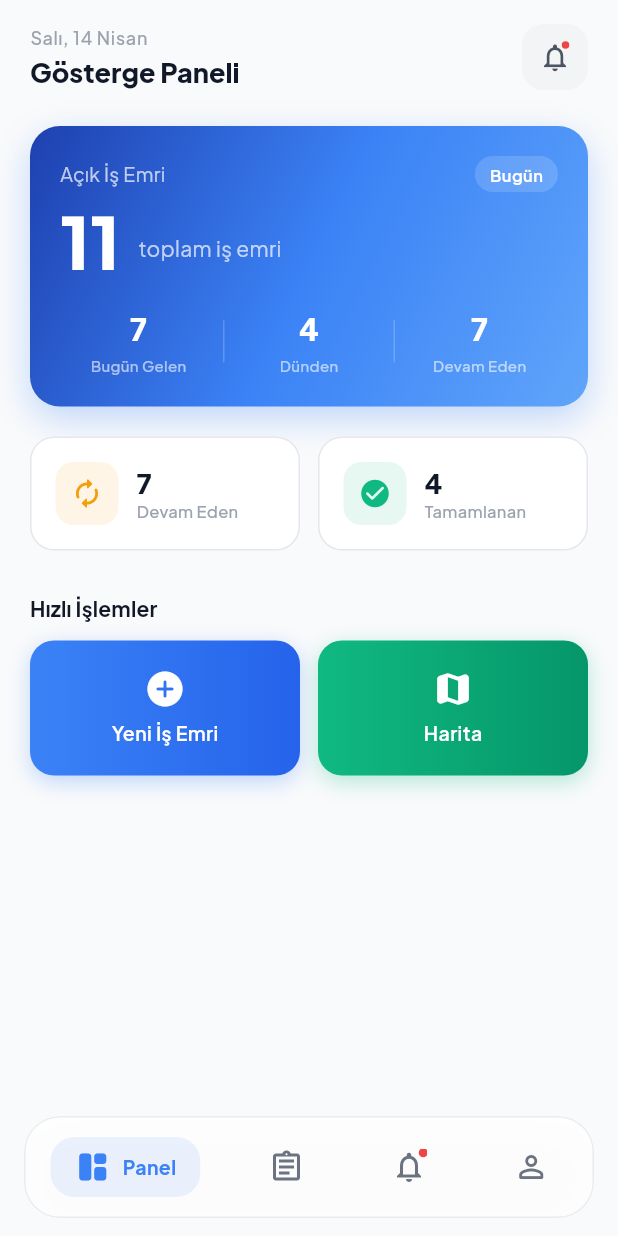
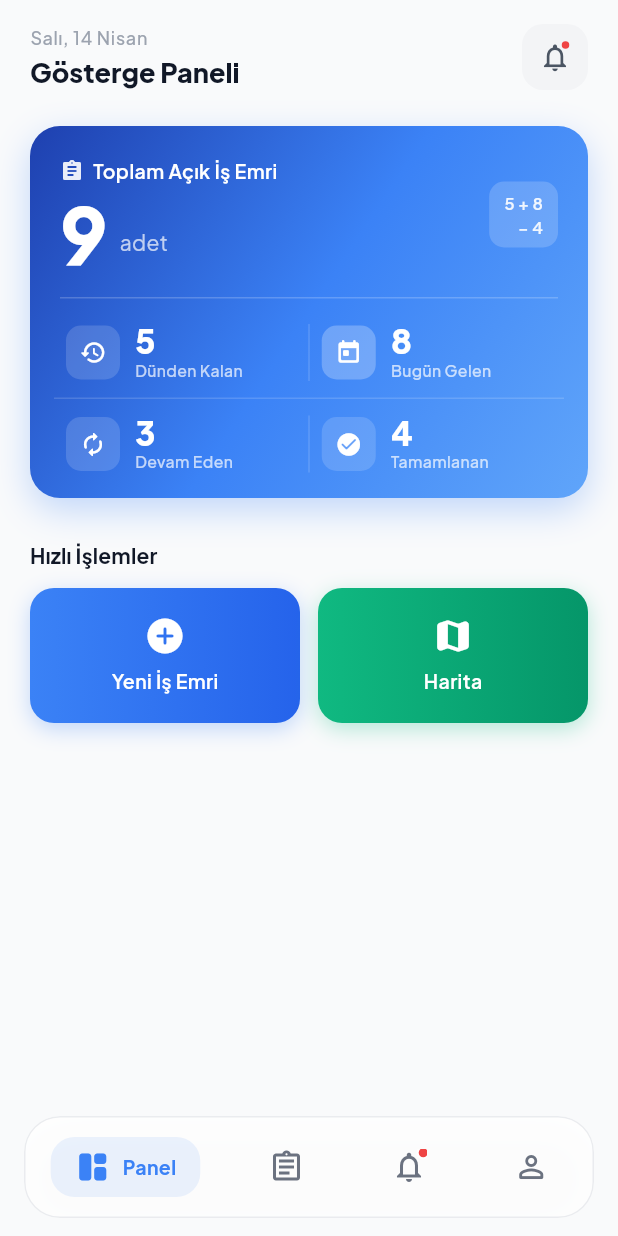
Before and after one commit to 2u3e/AdsumApp, a Flutter app: the HomeScreen screen opened by its route, on a phone screen of 412 x 824 dp. Run offline on Flutter 3.47's test engine with Material 3 defaults, Android fonts, the phone set to English and light mode, and no system bars; our stand-ins replace dio, flutter_riverpod, flutter_secure_storage, go_router, google_fonts, logger and 1 more; accounts and stored records are empty.

Commit message:
refactor: Consolidate dashboard stats into single gradient hero card
- DashboardStats: Demo values (yesterday=5, today=8, inProgress=3, completed=4)
  with computed total via formula (yesterday + today - completed = 9)
- Hero card redesign: Single gradient card shows all 5 metrics at a glance
  - Top section: Large total count with inline formula badge (5+8, -4)
  - Bottom: 2x2 grid with icon tiles for the 4 source counts
  - Dividers separate sections for visual clarity
  - "Bugün Gelen" highlighted as the most relevant incoming metric
- Removed redundant status cards below hero (merged into hero grid)

Co-Authored-By: Claude Opus 4.6 (1M context) <noreply@anthropic.com>

```diff
--- a/lib/features/home/presentation/screens/home_screen.dart
+++ b/lib/features/home/presentation/screens/home_screen.dart
@@ -26,7 +26,7 @@ class HomeScreen extends ConsumerWidget {
               children: [
                 const SizedBox(height: 16),
 
-                // Header: minimal, sadece tarih + bildirim
+                // Header
                 Padding(
                   padding: const EdgeInsets.symmetric(horizontal: 20),
                   child: Row(
@@ -51,7 +51,6 @@ class HomeScreen extends ConsumerWidget {
                           ),
                         ],
                       ),
-                      // Bildirim butonu
                       GestureDetector(
                         onTap: () {
                           final shell = StatefulNavigationShell.of(context);
@@ -92,106 +91,18 @@ class HomeScreen extends ConsumerWidget {
                 ),
                 const SizedBox(height: 24),
 
-                // Ana ozet karti - gradient
+                // Hero rapor karti - 5 veri
                 Padding(
                   padding: const EdgeInsets.symmetric(horizontal: 20),
-                  child: Container(
-                    padding: const EdgeInsets.all(20),
-                    decoration: BoxDecoration(
-                      gradient: const LinearGradient(
-                        begin: Alignment.topLeft,
-                        end: Alignment.bottomRight,
-                        colors: [Color(0xFF1E40AF), Color(0xFF3B82F6), Color(0xFF60A5FA)],
-                      ),
-                      borderRadius: BorderRadius.circular(20),
-                      boxShadow: [
-                        BoxShadow(
-                          color: AppColors.primary.withValues(alpha: 0.3),
-                          blurRadius: 20,
-                          offset: const Offset(0, 8),
-                        ),
-                      ],
-                    ),
-                    child: Column(
-                      children: [
-                        Row(
-                          mainAxisAlignment: MainAxisAlignment.spaceBetween,
-                          children: [
-                            const Text('Açık İş Emri', style: TextStyle(color: Colors.white70, fontSize: 13)),
-                            Container(
-                              padding: const EdgeInsets.symmetric(horizontal: 10, vertical: 4),
-                              decoration: BoxDecoration(
-                                color: Colors.white.withValues(alpha: 0.15),
-                                borderRadius: BorderRadius.circular(20),
-                              ),
-                              child: const Text('Bugün', style: TextStyle(color: Colors.white, fontSize: 11, fontWeight: FontWeight.w600)),
-                            ),
-                          ],
-                        ),
-                        const SizedBox(height: 8),
-                        Row(
-                          crossAxisAlignment: CrossAxisAlignment.end,
-                          children: [
-                            Text(
-                              '${stats.openCount}',
-                              style: const TextStyle(color: Colors.white, fontSize: 48, fontWeight: FontWeight.w800, height: 1),
-                            ),
-                            const SizedBox(width: 12),
-                            Padding(
-                              padding: const EdgeInsets.only(bottom: 8),
-                              child: Text(
-                                'toplam iş emri',
-                                style: TextStyle(color: Colors.white.withValues(alpha: 0.7), fontSize: 14),
-                              ),
-                            ),
-                          ],
-                        ),
-                        const SizedBox(height: 20),
-                        // Alt bar: 3 mini stat
-                        Row(
-                          children: [
-                            _MiniStat(value: '${stats.todayCount}', label: 'Bugün Gelen', color: Colors.white),
-                            _miniDivider(),
-                            _MiniStat(value: '${stats.yesterdayCount}', label: 'Dünden', color: Colors.white),
-                            _miniDivider(),
-                            _MiniStat(value: '${stats.inProgressCount}', label: 'Devam Eden', color: Colors.white),
-                          ],
-                        ),
-                      ],
-                    ),
-                  ),
-                ),
-                const SizedBox(height: 20),
-
-                // Durum kartlari - yatay
-                Padding(
-                  padding: const EdgeInsets.symmetric(horizontal: 20),
-                  child: Row(
-                    children: [
-                      Expanded(child: _StatusCard(
-                        icon: Icons.autorenew_rounded,
-                        label: 'Devam Eden',
-                        value: '${stats.inProgressCount}',
-                        color: AppColors.warning,
-                        isDark: isDark,
-                      )),
-                      const SizedBox(width: 12),
-                      Expanded(child: _StatusCard(
-                        icon: Icons.check_circle_rounded,
-                        label: 'Tamamlanan',
-                        value: '${stats.completedCount}',
-                        color: AppColors.success,
-                        isDark: isDark,
-                      )),
-                    ],
-                  ),
+                  child: _HeroStatsCard(stats: stats),
                 ),
                 const SizedBox(height: 28),
 
                 // Hizli islemler
                 Padding(
                   padding: const EdgeInsets.symmetric(horizontal: 20),
-                  child: Text('Hızlı İşlemler', style: Theme.of(context).textTheme.titleMedium?.copyWith(fontWeight: FontWeight.w700)),
+                  child: Text('Hızlı İşlemler',
+                      style: Theme.of(context).textTheme.titleMedium?.copyWith(fontWeight: FontWeight.w700)),
                 ),
                 const SizedBox(height: 12),
                 Padding(
@@ -228,75 +139,216 @@ class HomeScreen extends ConsumerWidget {
     const days = ['Pazartesi', 'Salı', 'Çarşamba', 'Perşembe', 'Cuma', 'Cumartesi', 'Pazar'];
     return '${days[now.weekday - 1]}, ${now.day} ${months[now.month - 1]}';
   }
+}
 
-  static Widget _miniDivider() {
+/// Hero kart - toplam ust, 4 mini stat altta 2x2 grid
+class _HeroStatsCard extends StatelessWidget {
+  final DashboardStats stats;
+  const _HeroStatsCard({required this.stats});
+
+  @override
+  Widget build(BuildContext context) {
+    return Container(
+      decoration: BoxDecoration(
+        gradient: const LinearGradient(
+          begin: Alignment.topLeft,
+          end: Alignment.bottomRight,
+          colors: [Color(0xFF1E40AF), Color(0xFF3B82F6), Color(0xFF60A5FA)],
+        ),
+        borderRadius: BorderRadius.circular(20),
+        boxShadow: [
+          BoxShadow(
+            color: AppColors.primary.withValues(alpha: 0.3),
+            blurRadius: 20,
+            offset: const Offset(0, 8),
+          ),
+        ],
+      ),
+      child: Column(
+        children: [
+          // Ust: toplam
+          Padding(
+            padding: const EdgeInsets.fromLTRB(20, 20, 20, 16),
+            child: Row(
+              crossAxisAlignment: CrossAxisAlignment.center,
+              children: [
+                // Sol: etiket + rakam
+                Expanded(
+                  child: Column(
+                    crossAxisAlignment: CrossAxisAlignment.start,
+                    children: [
+                      Row(
+                        children: [
+                          Icon(Icons.assignment_rounded, color: Colors.white.withValues(alpha: 0.9), size: 16),
+                          const SizedBox(width: 6),
+                          const Text(
+                            'Toplam Açık İş Emri',
+                            style: TextStyle(color: Colors.white, fontSize: 13, fontWeight: FontWeight.w600, letterSpacing: 0.3),
+                          ),
+                        ],
+                      ),
+                      const SizedBox(height: 6),
+                      Row(
+                        crossAxisAlignment: CrossAxisAlignment.end,
+                        children: [
+                          Text(
+                            '${stats.totalCount}',
+                            style: const TextStyle(
+                              color: Colors.white,
+                              fontSize: 52,
+                              fontWeight: FontWeight.w800,
+                              height: 1,
+                            ),
+                          ),
+                          const SizedBox(width: 8),
+                          Padding(
+                            padding: const EdgeInsets.only(bottom: 10),
+                            child: Text(
+                              'adet',
+                              style: TextStyle(color: Colors.white.withValues(alpha: 0.7), fontSize: 14),
+                            ),
+                          ),
+                        ],
+                      ),
+                    ],
+                  ),
+                ),
+                // Sag: formul bilgisi
+                Container(
+                  padding: const EdgeInsets.symmetric(horizontal: 10, vertical: 6),
+                  decoration: BoxDecoration(
+                    color: Colors.white.withValues(alpha: 0.18),
+                    borderRadius: BorderRadius.circular(10),
+                  ),
+                  child: Column(
+                    crossAxisAlignment: CrossAxisAlignment.end,
+                    children: [
+                      Text(
+                        '${stats.yesterdayCount} + ${stats.todayCount}',
+                        style: TextStyle(color: Colors.white.withValues(alpha: 0.9), fontSize: 11, fontWeight: FontWeight.w600),
+                      ),
+                      Text(
+                        '− ${stats.completedCount}',
+                        style: TextStyle(color: Colors.white.withValues(alpha: 0.9), fontSize: 11, fontWeight: FontWeight.w600),
+                      ),
+                    ],
+                  ),
+                ),
+              ],
+            ),
+          ),
+
+          // Ayirac cizgi
+          Container(
+            height: 1,
+            margin: const EdgeInsets.symmetric(horizontal: 20),
+            color: Colors.white.withValues(alpha: 0.2),
+          ),
+
+          // Alt: 4 stat 2x2 grid
+          Padding(
+            padding: const EdgeInsets.all(16),
+            child: Column(
+              children: [
+                Row(
+                  children: [
+                    _StatTile(
+                      icon: Icons.history_rounded,
+                      label: 'Dünden Kalan',
+                      value: stats.yesterdayCount,
+                    ),
+                    _verticalDivider(),
+                    _StatTile(
+                      icon: Icons.today_rounded,
+                      label: 'Bugün Gelen',
+                      value: stats.todayCount,
+                      isHighlighted: true,
+                    ),
+                  ],
+                ),
+                Padding(
+                  padding: const EdgeInsets.symmetric(vertical: 10),
+                  child: Container(height: 1, color: Colors.white.withValues(alpha: 0.15)),
+                ),
+                Row(
+                  children: [
+                    _StatTile(
+                      icon: Icons.autorenew_rounded,
+                      label: 'Devam Eden',
+                      value: stats.inProgressCount,
+                    ),
+                    _verticalDivider(),
+                    _StatTile(
+                      icon: Icons.check_circle_rounded,
+                      label: 'Tamamlanan',
+                      value: stats.completedCount,
+                    ),
+                  ],
+                ),
+              ],
+            ),
+          ),
+        ],
+      ),
+    );
+  }
+
+  Widget _verticalDivider() {
     return Container(
       width: 1,
-      height: 28,
-      margin: const EdgeInsets.symmetric(horizontal: 4),
-      color: Colors.white.withValues(alpha: 0.2),
+      height: 38,
+      color: Colors.white.withValues(alpha: 0.15),
     );
   }
 }
 
-class _MiniStat extends StatelessWidget {
-  final String value;
+/// 2x2 gridde tek stat kutusu
+class _StatTile extends StatelessWidget {
+  final IconData icon;
   final String label;
-  final Color color;
-  const _MiniStat({required this.value, required this.label, required this.color});
+  final int value;
+  final bool isHighlighted;
+
+  const _StatTile({
+    required this.icon,
+    required this.label,
+    required this.value,
+    this.isHighlighted = false,
+  });
 
   @override
   Widget build(BuildContext context) {
     return Expanded(
-      child: Column(
-        children: [
-          Text(value, style: TextStyle(color: color, fontSize: 20, fontWeight: FontWeight.w800)),
-          const SizedBox(height: 2),
-          Text(label, style: TextStyle(color: color.withValues(alpha: 0.6), fontSize: 10, fontWeight: FontWeight.w500)),
-        ],
-      ),
-    );
-  }
-}
-
-class _StatusCard extends StatelessWidget {
-  final IconData icon;
-  final String label;
-  final String value;
-  final Color color;
-  final bool isDark;
-  const _StatusCard({required this.icon, required this.label, required this.value, required this.color, required this.isDark});
-
-  @override
-  Widget build(BuildContext context) {
-    return Container(
-      padding: const EdgeInsets.all(16),
-      decoration: BoxDecoration(
-        color: isDark ? AppColors.gray800 : Colors.white,
-        borderRadius: BorderRadius.circular(16),
-        border: Border.all(color: isDark ? AppColors.borderDark : AppColors.borderLight),
-      ),
+      child: Padding(
+        padding: const EdgeInsets.symmetric(horizontal: 8),
         child: Row(
           children: [
             Container(
-            width: 42,
-            height: 42,
+              width: 36,
+              height: 36,
               decoration: BoxDecoration(
-              color: color.withValues(alpha: isDark ? 0.2 : 0.1),
-              borderRadius: BorderRadius.circular(12),
+                color: Colors.white.withValues(alpha: isHighlighted ? 0.25 : 0.15),
+                borderRadius: BorderRadius.circular(10),
               ),
-            child: Icon(icon, color: color, size: 22),
+              child: Icon(icon, color: Colors.white, size: 18),
             ),
-          const SizedBox(width: 12),
+            const SizedBox(width: 10),
             Column(
               crossAxisAlignment: CrossAxisAlignment.start,
+              mainAxisAlignment: MainAxisAlignment.center,
               children: [
-              Text(value, style: Theme.of(context).textTheme.headlineSmall?.copyWith(fontWeight: FontWeight.w800)),
-              Text(label, style: Theme.of(context).textTheme.labelSmall?.copyWith(
-                    color: isDark ? AppColors.textTertiaryDark : AppColors.textTertiaryLight)),
+                Text(
+                  '$value',
+                  style: const TextStyle(color: Colors.white, fontSize: 22, fontWeight: FontWeight.w800, height: 1.1),
+                ),
+                Text(
+                  label,
+                  style: TextStyle(color: Colors.white.withValues(alpha: 0.7), fontSize: 10.5, fontWeight: FontWeight.w500),
+                ),
               ],
             ),
           ],
+        ),
       ),
     );
   }
--- a/lib/features/work_orders/data/mock_work_orders.dart
+++ b/lib/features/work_orders/data/mock_work_orders.dart
@@ -517,37 +517,28 @@ final List<WorkOrder> mockWorkOrders = [
 
 /// Dashboard istatistikleri
 class DashboardStats {
-  final int openCount;
-  final int todayCount;
-  final int yesterdayCount;
-  final int inProgressCount;
-  final int completedCount;
+  final int yesterdayCount; // Dunden kalan
+  final int todayCount;     // Bugun gelen
+  final int inProgressCount; // Devam eden
+  final int completedCount;  // Tamamlanan
 
   const DashboardStats({
-    required this.openCount,
+    required this.yesterdayCount,
     required this.todayCount,
-    required this.yesterdayCount,
     required this.inProgressCount,
     required this.completedCount,
   });
 
-  /// Mock veriden hesapla
+  /// Toplam = Dunden + Bugun - Tamamlanan
+  int get totalCount => yesterdayCount + todayCount - completedCount;
+
+  /// Sabit demo degerleri
   factory DashboardStats.fromWorkOrders(List<WorkOrder> orders) {
-    final now = DateTime.now();
-    final todayStart = DateTime(now.year, now.month, now.day);
-    final yesterdayStart = todayStart.subtract(const Duration(days: 1));
-
-    return DashboardStats(
-      openCount: orders.where((w) =>
-          w.status != WorkStatus.completed && w.status != WorkStatus.cancelled).length,
-      todayCount: orders.where((w) => w.createdAt.isAfter(todayStart)).length,
-      yesterdayCount: orders.where((w) =>
-          w.createdAt.isAfter(yesterdayStart) && w.createdAt.isBefore(todayStart)).length,
-      inProgressCount: orders.where((w) =>
-          w.status == WorkStatus.inProgress ||
-          w.status == WorkStatus.inTransit ||
-          w.status == WorkStatus.onHold).length,
-      completedCount: orders.where((w) => w.status == WorkStatus.completed).length,
+    return const DashboardStats(
+      yesterdayCount: 5,
+      todayCount: 8,
+      inProgressCount: 3,
+      completedCount: 4,
     );
   }
 }
```
Lines whose indentation alone changed are shown as unchanged.
